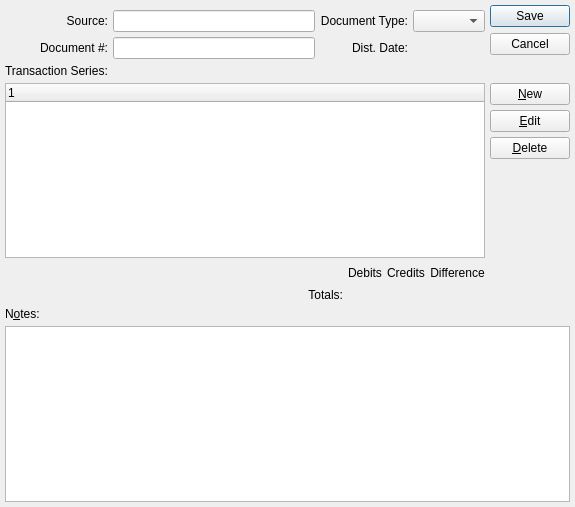
The window that guiclient/glSeries.ui (Pegasus-RPG/xtuple-client) describes before a commit, drawn with Qt 5.
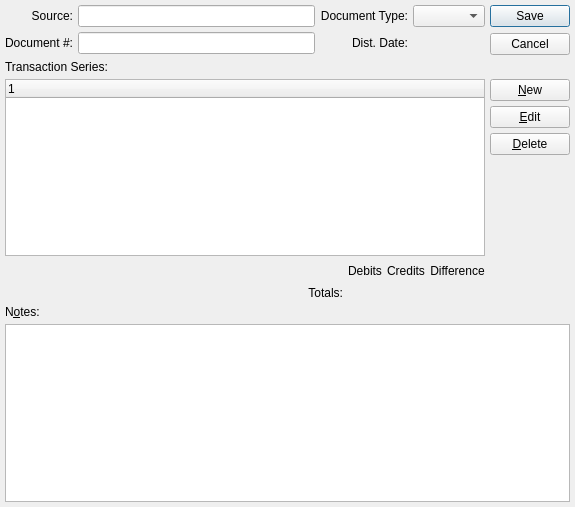
The same window after the commit. Custom widgets are drawn as their Qt base class.

```diff
--- a/guiclient/glSeries.ui
+++ b/guiclient/glSeries.ui
@@ -20,10 +20,12 @@
   <property name="windowTitle">
    <string>Series G/L Journal Entry</string>
   </property>
-  <layout class="QHBoxLayout" name="horizontalLayout_2">
+  <layout class="QGridLayout" name="gridLayout_2">
+   <item row="0" column="0">
+    <layout class="QVBoxLayout" name="verticalLayout">
    <item>
-    <layout class="QGridLayout">
-     <item row="1" column="0">
+      <layout class="QGridLayout" name="gridLayout">
+       <item row="0" column="0">
       <widget class="QLabel" name="_sourceLit">
        <property name="text">
         <string>Source:</string>
@@ -36,43 +38,153 @@
        </property>
       </widget>
      </item>
-     <item row="9" column="0" colspan="5">
-      <widget class="QTextEdit" name="_notes">
-       <property name="minimumSize">
+       <item row="0" column="1">
+        <widget class="QLineEdit" name="_source"/>
+       </item>
+       <item row="0" column="2">
+        <widget class="QLabel" name="_doctypeLit">
+         <property name="text">
+          <string>Document Type:</string>
+         </property>
+         <property name="alignment">
+          <set>Qt::AlignRight|Qt::AlignTrailing|Qt::AlignVCenter</set>
+         </property>
+         <property name="buddy">
+          <cstring>_doctype</cstring>
+         </property>
+        </widget>
+       </item>
+       <item row="0" column="3">
+        <widget class="XComboBox" name="_doctype"/>
+       </item>
+       <item row="1" column="1">
+        <widget class="XLineEdit" name="_docnumber"/>
+       </item>
+       <item row="1" column="2">
+        <widget class="QLabel" name="_dateLit">
+         <property name="text">
+          <string>Dist. Date:</string>
+         </property>
+         <property name="alignment">
+          <set>Qt::AlignRight|Qt::AlignTrailing|Qt::AlignVCenter</set>
+         </property>
+         <property name="buddy">
+          <cstring>_date</cstring>
+         </property>
+        </widget>
+       </item>
+       <item row="1" column="3">
+        <widget class="DLineEdit" name="_date"/>
+       </item>
+       <item row="1" column="0">
+        <widget class="QLabel" name="_docnumberLit">
+         <property name="text">
+          <string>Document #:</string>
+         </property>
+         <property name="alignment">
+          <set>Qt::AlignRight|Qt::AlignTrailing|Qt::AlignVCenter</set>
+         </property>
+         <property name="buddy">
+          <cstring>_docnumber</cstring>
+         </property>
+        </widget>
+       </item>
+      </layout>
+     </item>
+     <item>
+      <spacer name="verticalSpacer_2">
+       <property name="orientation">
+        <enum>Qt::Vertical</enum>
+       </property>
+       <property name="sizeType">
+        <enum>QSizePolicy::Expanding</enum>
+       </property>
+       <property name="sizeHint" stdset="0">
         <size>
-         <width>0</width>
-         <height>100</height>
+         <width>20</width>
+         <height>0</height>
         </size>
        </property>
-       <property name="focusPolicy">
-        <enum>Qt::ClickFocus</enum>
+      </spacer>
+     </item>
+    </layout>
+   </item>
+   <item row="0" column="1">
+    <layout class="QVBoxLayout">
+     <item>
+      <widget class="QDialogButtonBox" name="_buttonBox">
+       <property name="orientation">
+        <enum>Qt::Vertical</enum>
        </property>
+       <property name="standardButtons">
+        <set>QDialogButtonBox::Cancel|QDialogButtonBox::Save</set>
+       </property>
       </widget>
      </item>
-     <item row="6" column="0" colspan="4">
+    </layout>
+   </item>
+   <item row="1" column="0">
+    <widget class="QLabel" name="_glSeriesLit">
+     <property name="text">
+      <string>Transaction Series:</string>
+     </property>
+     <property name="alignment">
+      <set>Qt::AlignLeading|Qt::AlignLeft|Qt::AlignVCenter</set>
+     </property>
+    </widget>
+   </item>
+   <item row="2" column="0">
       <widget class="XTreeWidget" name="_glseries">
        <property name="focusPolicy">
         <enum>Qt::StrongFocus</enum>
        </property>
       </widget>
      </item>
-     <item row="8" column="0" colspan="3">
-      <widget class="QLabel" name="_notesLit">
+   <item row="2" column="1">
+    <layout class="QVBoxLayout">
+     <item>
+      <widget class="QPushButton" name="_new">
        <property name="text">
-        <string>N&amp;otes:</string>
+        <string>&amp;New</string>
        </property>
-       <property name="alignment">
-        <set>Qt::AlignLeading|Qt::AlignLeft|Qt::AlignVCenter</set>
+       <property name="shortcut">
+        <string>Ctrl+N</string>
        </property>
-       <property name="buddy">
-        <cstring>_notes</cstring>
+      </widget>
+     </item>
+     <item>
+      <widget class="QPushButton" name="_edit">
+       <property name="text">
+        <string>&amp;Edit</string>
        </property>
       </widget>
      </item>
-     <item row="1" column="1">
-      <widget class="QLineEdit" name="_source"/>
+     <item>
+      <widget class="QPushButton" name="_delete">
+       <property name="text">
+        <string>&amp;Delete</string>
+       </property>
+      </widget>
      </item>
-     <item row="7" column="0" colspan="4">
+     <item>
+      <spacer>
+       <property name="orientation">
+        <enum>Qt::Vertical</enum>
+       </property>
+       <property name="sizeType">
+        <enum>QSizePolicy::Expanding</enum>
+       </property>
+       <property name="sizeHint" stdset="0">
+        <size>
+         <width>10</width>
+         <height>0</height>
+        </size>
+       </property>
+      </spacer>
+     </item>
+    </layout>
+   </item>
+   <item row="3" column="0">
       <layout class="QGridLayout" name="_totalsLayout">
        <item row="0" column="2">
         <spacer>
@@ -199,136 +311,25 @@
        </item>
       </layout>
      </item>
-     <item row="1" column="2">
-      <widget class="QLabel" name="_doctypeLit">
+   <item row="4" column="0">
+    <widget class="QLabel" name="_notesLit">
        <property name="text">
-        <string>Document Type:</string>
-       </property>
-       <property name="alignment">
-        <set>Qt::AlignRight|Qt::AlignTrailing|Qt::AlignVCenter</set>
-       </property>
-       <property name="buddy">
-        <cstring>_doctype</cstring>
-       </property>
-      </widget>
-     </item>
-     <item row="1" column="3">
-      <widget class="XComboBox" name="_doctype"/>
-     </item>
-     <item row="0" column="4" rowspan="3">
-      <layout class="QVBoxLayout">
-       <item>
-        <widget class="QDialogButtonBox" name="_buttonBox">
-         <property name="orientation">
-          <enum>Qt::Vertical</enum>
-         </property>
-         <property name="standardButtons">
-          <set>QDialogButtonBox::Cancel|QDialogButtonBox::Save</set>
-         </property>
-        </widget>
-       </item>
-      </layout>
-     </item>
-     <item row="6" column="4">
-      <layout class="QVBoxLayout">
-       <item>
-        <widget class="QPushButton" name="_new">
-         <property name="text">
-          <string>&amp;New</string>
-         </property>
-        </widget>
-       </item>
-       <item>
-        <widget class="QPushButton" name="_edit">
-         <property name="text">
-          <string>&amp;Edit</string>
-         </property>
-        </widget>
-       </item>
-       <item>
-        <widget class="QPushButton" name="_delete">
-         <property name="text">
-          <string>&amp;Delete</string>
-         </property>
-        </widget>
-       </item>
-       <item>
-        <spacer>
-         <property name="orientation">
-          <enum>Qt::Vertical</enum>
-         </property>
-         <property name="sizeType">
-          <enum>QSizePolicy::Expanding</enum>
-         </property>
-         <property name="sizeHint" stdset="0">
-          <size>
-           <width>10</width>
-           <height>0</height>
-          </size>
-         </property>
-        </spacer>
-       </item>
-      </layout>
-     </item>
-     <item row="2" column="0">
-      <widget class="QLabel" name="_docnumberLit">
-       <property name="text">
-        <string>Document #:</string>
-       </property>
-       <property name="alignment">
-        <set>Qt::AlignRight|Qt::AlignTrailing|Qt::AlignVCenter</set>
-       </property>
-       <property name="buddy">
-        <cstring>_docnumber</cstring>
-       </property>
-      </widget>
-     </item>
-     <item row="2" column="1">
-      <widget class="XLineEdit" name="_docnumber"/>
-     </item>
-     <item row="2" column="2">
-      <widget class="QLabel" name="_dateLit">
-       <property name="text">
-        <string>Dist. Date:</string>
-       </property>
-       <property name="alignment">
-        <set>Qt::AlignRight|Qt::AlignTrailing|Qt::AlignVCenter</set>
-       </property>
-       <property name="buddy">
-        <cstring>_date</cstring>
-       </property>
-      </widget>
-     </item>
-     <item row="2" column="3">
-      <widget class="DLineEdit" name="_date"/>
-     </item>
-     <item row="3" column="4">
-      <spacer name="verticalSpacer_2">
-       <property name="orientation">
-        <enum>Qt::Vertical</enum>
-       </property>
-       <property name="sizeType">
-        <enum>QSizePolicy::Fixed</enum>
-       </property>
-       <property name="sizeHint" stdset="0">
-        <size>
-         <width>20</width>
-         <height>10</height>
-        </size>
-       </property>
-      </spacer>
-     </item>
-     <item row="3" column="0">
-      <widget class="QLabel" name="_glSeriesLit">
-       <property name="text">
-        <string>Transaction Series:</string>
+      <string>N&amp;otes:</string>
        </property>
        <property name="alignment">
         <set>Qt::AlignLeading|Qt::AlignLeft|Qt::AlignVCenter</set>
        </property>
-      </widget>
-     </item>
-    </layout>
+     <property name="buddy">
+      <cstring>_notes</cstring>
+     </property>
+    </widget>
+   </item>
+   <item row="5" column="0" colspan="2">
+    <widget class="QTextEdit" name="_notes">
+     <property name="tabChangesFocus">
+      <bool>true</bool>
+     </property>
+    </widget>
    </item>
   </layout>
  </widget>
```
Left out of the diff: 1 changed line with no effect on the pictures. Lines whose indentation alone changed are shown as unchanged.
